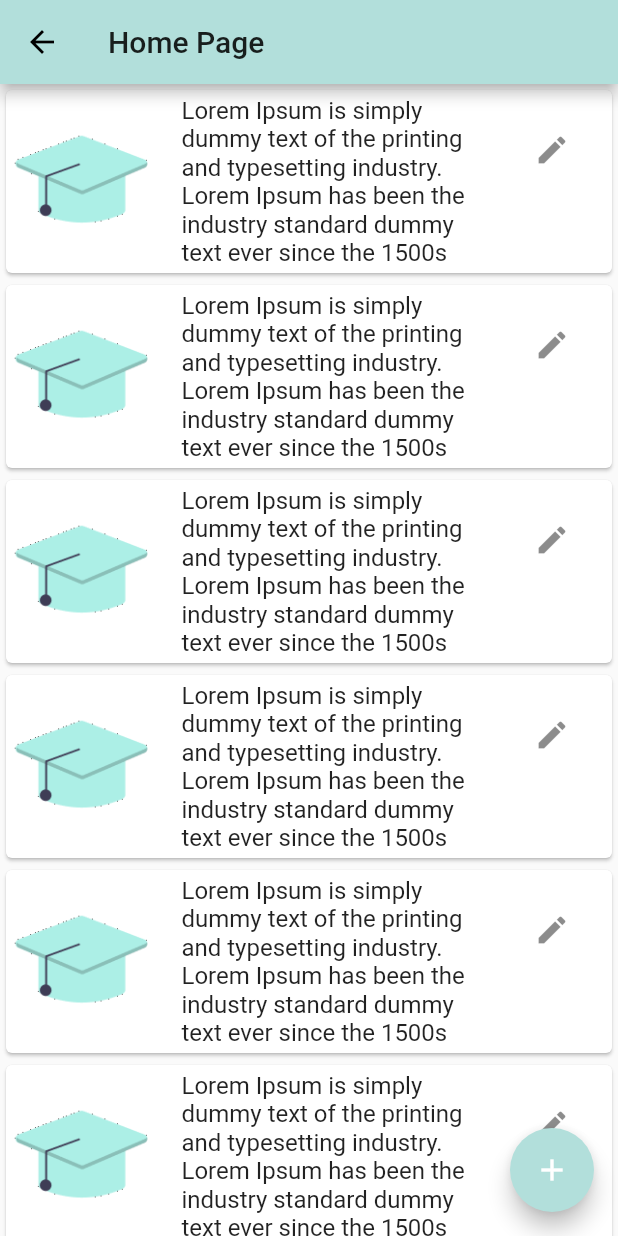
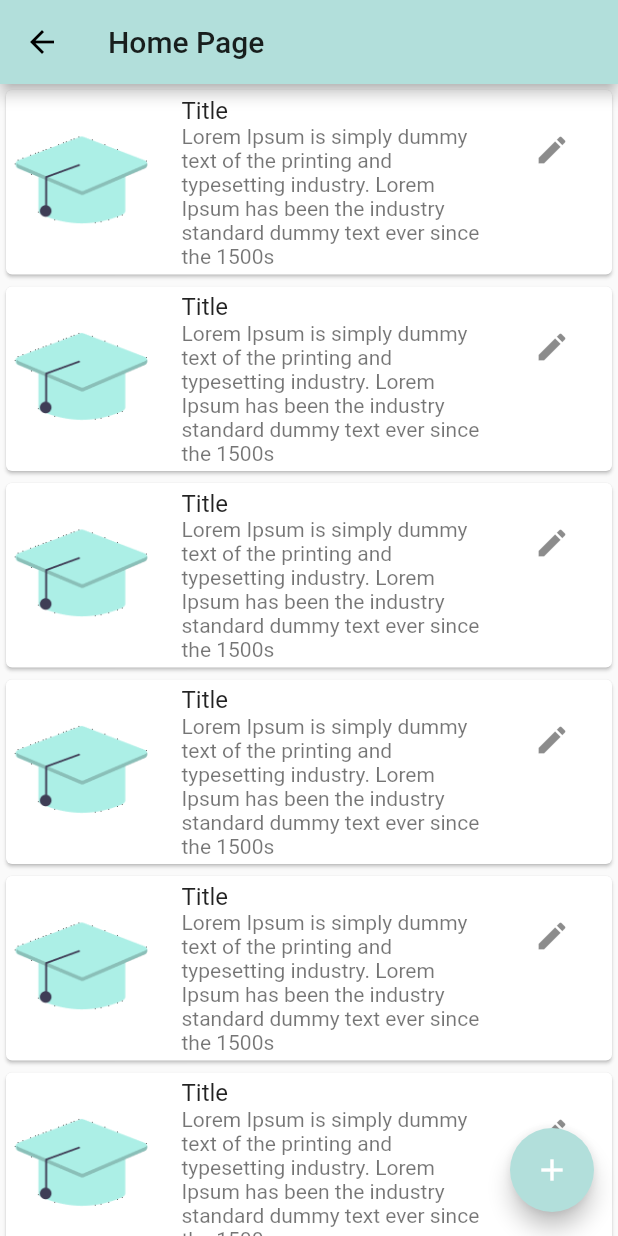
Before and after one commit to ejjraifihamza/flutter_app_note, a Flutter app: the HomePage screen opened by its route, on a phone screen of 412 x 824 dp. Run offline on Flutter 3.47's test engine with Material 2 defaults, Android fonts, the light colour scheme and no system bars.

Commit message:
🚀 Navigate to AddNotes Page

```diff
--- a/lib/home/homePage.dart
+++ b/lib/home/homePage.dart
@@ -46,7 +46,9 @@ class _HomePageState extends State<HomePage> {
       ),
       floatingActionButton: FloatingActionButton(
         child: Icon(Icons.add),
-        onPressed: () {},
+        onPressed: () {
+          Navigator.of(context).pushNamed('addNotePage');
+        },
         backgroundColor: Theme.of(context).primaryColor,
       ),
       body: Container(
@@ -80,7 +82,8 @@ class ListNotes extends StatelessWidget {
           Expanded(
             flex: 3,
             child: ListTile(
-              title: Text('${a['note']}'),
+              title: Text('Title'),
+              subtitle: Text('${a['note']}'),
               trailing: Column(
                 children: [
                   IconButton(onPressed: () {}, icon: Icon(Icons.edit)),
```
